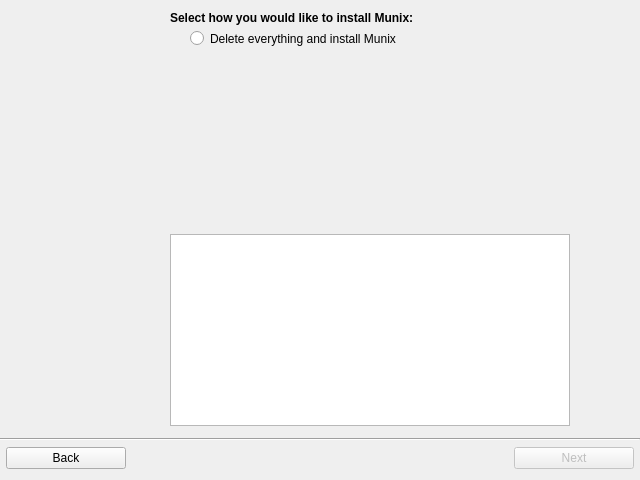
Qt form forms/partitionselect.ui (Munix-Developers/munix-qt-installer) before a commit.
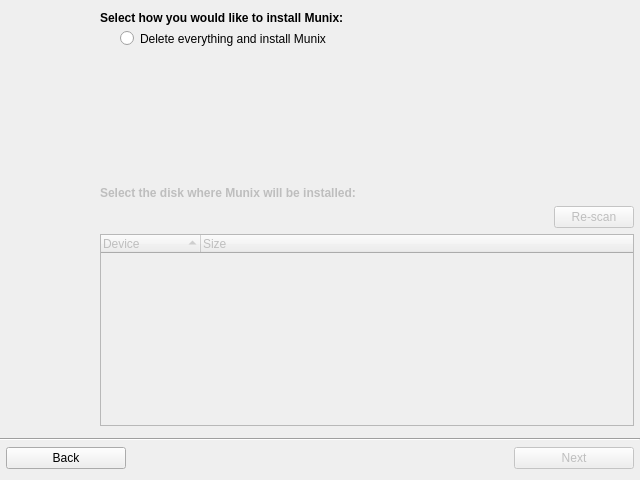
The same form after that commit. Icons and pictures are not drawn.

Commit message: Partitions selection now lists partitions

```diff
--- a/forms/partitionselect.ui
+++ b/forms/partitionselect.ui
@@ -49,7 +49,7 @@
           <number>0</number>
          </property>
          <property name="rightMargin">
-          <number>0</number>
+          <number>6</number>
          </property>
          <property name="bottomMargin">
           <number>6</number>
@@ -124,13 +124,105 @@
           <layout class="QVBoxLayout" name="verticalLayout"/>
          </item>
          <item>
-          <widget class="QTreeView" name="treeView">
-           <property name="maximumSize">
-            <size>
-             <width>400</width>
-             <height>16777215</height>
-            </size>
+          <widget class="QLabel" name="labelWhereInstall">
+           <property name="enabled">
+            <bool>false</bool>
            </property>
+           <property name="styleSheet">
+            <string notr="true">font-weight: bold;</string>
+           </property>
+           <property name="text">
+            <string>Select the disk where Munix will be installed:</string>
+           </property>
+          </widget>
+         </item>
+         <item>
+          <layout class="QHBoxLayout" name="horizontalLayout_2">
+           <item>
+            <spacer name="horizontalSpacer">
+             <property name="orientation">
+              <enum>Qt::Horizontal</enum>
+             </property>
+             <property name="sizeHint" stdset="0">
+              <size>
+               <width>40</width>
+               <height>20</height>
+              </size>
+             </property>
+            </spacer>
+           </item>
+           <item>
+            <widget class="QPushButton" name="reloadPartitions">
+             <property name="enabled">
+              <bool>false</bool>
+             </property>
+             <property name="sizePolicy">
+              <sizepolicy hsizetype="Minimum" vsizetype="Fixed">
+               <horstretch>0</horstretch>
+               <verstretch>0</verstretch>
+              </sizepolicy>
+             </property>
+             <property name="maximumSize">
+              <size>
+               <width>16777215</width>
+               <height>16777215</height>
+              </size>
+             </property>
+             <property name="mouseTracking">
+              <bool>false</bool>
+             </property>
+             <property name="toolTip">
+              <string>Re-scan partitions</string>
+             </property>
+             <property name="text">
+              <string>Re-scan</string>
+             </property>
+             <property name="icon">
+              <iconset theme="reload"/>
+             </property>
+            </widget>
+           </item>
+          </layout>
+         </item>
+         <item>
+          <widget class="QTreeWidget" name="partitionList">
+           <property name="enabled">
+            <bool>false</bool>
+           </property>
+           <property name="tabKeyNavigation">
+            <bool>false</bool>
+           </property>
+           <property name="alternatingRowColors">
+            <bool>true</bool>
+           </property>
+           <property name="selectionBehavior">
+            <enum>QAbstractItemView::SelectRows</enum>
+           </property>
+           <property name="indentation">
+            <number>20</number>
+           </property>
+           <property name="itemsExpandable">
+            <bool>true</bool>
+           </property>
+           <property name="sortingEnabled">
+            <bool>true</bool>
+           </property>
+           <property name="columnCount">
+            <number>2</number>
+           </property>
+           <attribute name="headerStretchLastSection">
+            <bool>true</bool>
+           </attribute>
+           <column>
+            <property name="text">
+             <string>Device</string>
+            </property>
+           </column>
+           <column>
+            <property name="text">
+             <string>Size</string>
+            </property>
+           </column>
           </widget>
          </item>
         </layout>
```
The commit also changes 11 other files.
